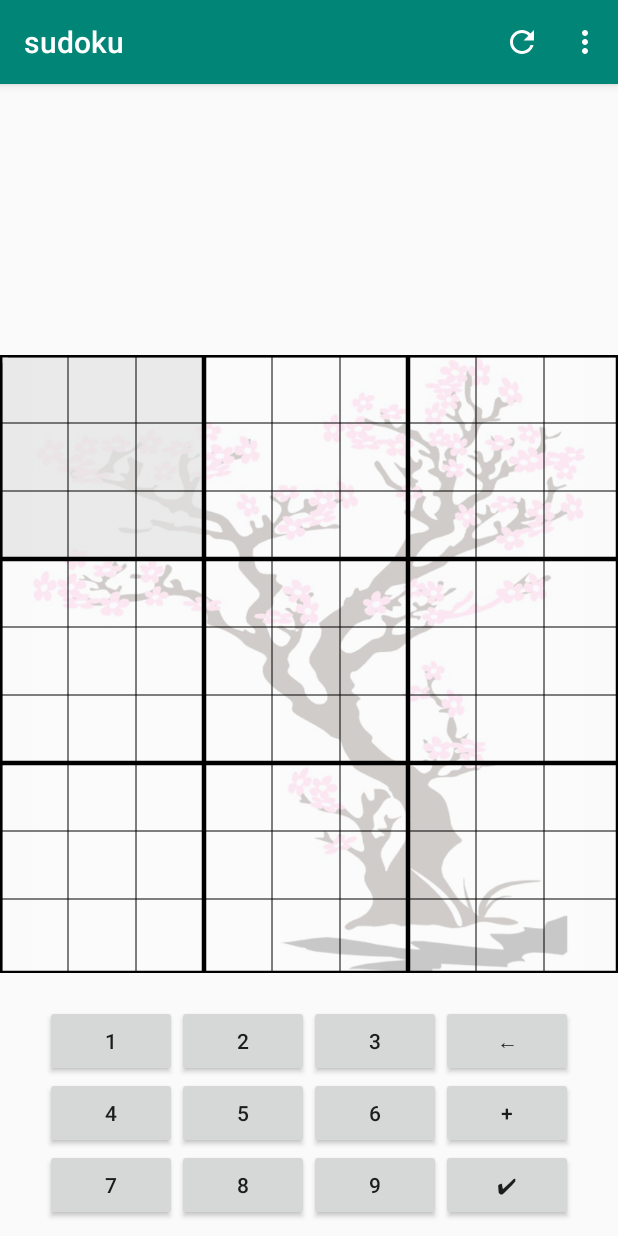
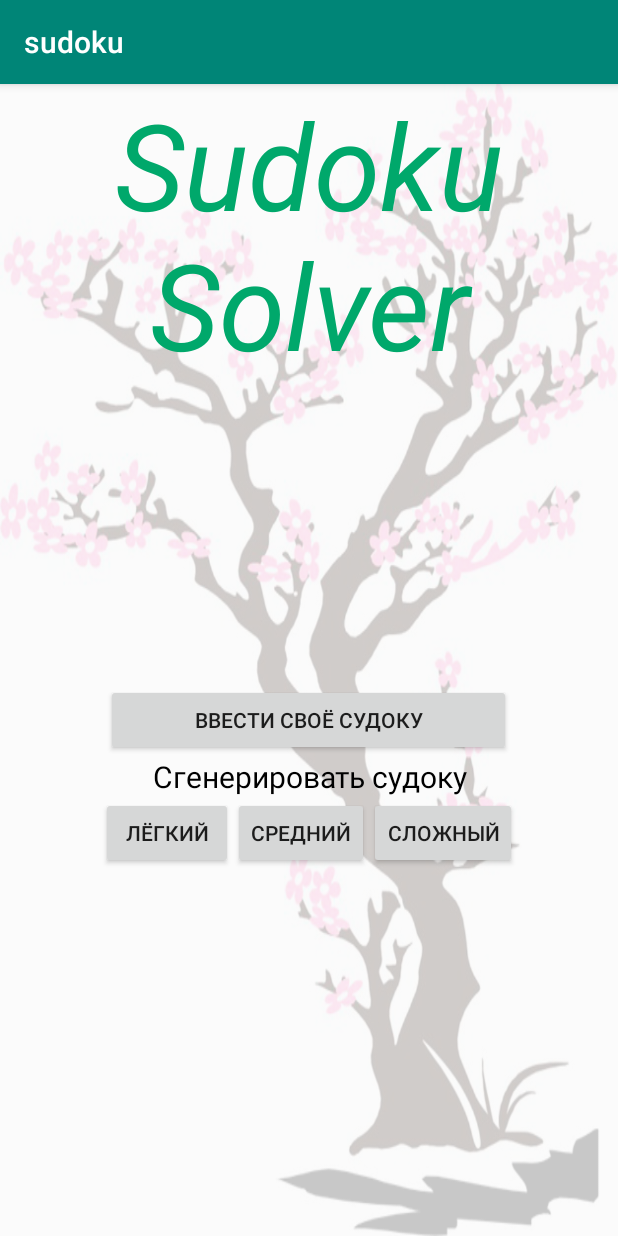
Before and after one commit to le000nid/sudoku, an Android app: the screen it shows after launch (MainActivity before the commit, StartActivity after it), on a phone screen of 412 x 824 dp. Run offline under Robolectric (Android 15) with nearby library versions, the phone set to English and light mode, and no system bars.

Commit message:
start menu

```diff
--- a/sudoku/app/src/main/AndroidManifest.xml
+++ b/sudoku/app/src/main/AndroidManifest.xml
@@ -9,13 +9,17 @@
         android:roundIcon="@mipmap/ic_launcher_round"
         android:supportsRtl="true"
         android:theme="@style/AppTheme">
-        <activity android:name=".view.MainActivity">
+        <activity android:name=".view.StartActivity">
             <intent-filter>
                 <action android:name="android.intent.action.MAIN" />
 
                 <category android:name="android.intent.category.LAUNCHER" />
             </intent-filter>
         </activity>
+        <activity android:name=".view.OwnActivity"></activity>
+        <activity android:name=".view.EasyActivity"></activity>
+        <activity android:name=".view.MidActivity"></activity>
+        <activity android:name=".view.HardActivity"></activity>
     </application>
 
 </manifest>
--- /dev/null
+++ b/sudoku/app/src/main/java/com/example/sudoku/view/StartActivity.kt
@@ -0,0 +1,46 @@
+package com.example.sudoku.view
+
+import android.content.Intent
+import androidx.appcompat.app.AppCompatActivity
+import android.os.Bundle
+import android.widget.Button
+import com.example.sudoku.R
+import kotlinx.android.synthetic.main.activity_start.*
+
+class StartActivity : AppCompatActivity() {
+
+    override fun onCreate(savedInstanceState: Bundle?) {
+        super.onCreate(savedInstanceState)
+        setContentView(R.layout.activity_start)
+
+        buttonOwn.setOnClickListener{
+            ownsud()
+        }
+        buttonGen1.setOnClickListener{
+            easysud()
+        }
+        buttonGen2.setOnClickListener{
+            midsud()
+        }
+        buttonGen3.setOnClickListener{
+            hardsud()
+        }
+    }
+
+    fun ownsud() {
+        val intent = Intent(this, OwnActivity::class.java)
+        startActivity(intent)
+    }
+    fun easysud(){
+        val intent = Intent(this, EasyActivity::class.java)
+        startActivity(intent)
+    }
+    fun midsud(){
+        val intent = Intent(this, MidActivity::class.java)
+        startActivity(intent)
+    }
+    fun hardsud(){
+        val intent = Intent(this, HardActivity::class.java)
+        startActivity(intent)
+    }
+}
--- a/sudoku/app/src/main/res/layout/activity_main.xml
+++ b/sudoku/app/src/main/res/layout/activity_main.xml
@@ -4,7 +4,7 @@
     xmlns:tools="http://schemas.android.com/tools"
     android:layout_width="match_parent"
     android:layout_height="match_parent"
-    tools:context=".view.MainActivity"
+    tools:context=".view.EasyActivity"
     >
 
     <ImageView
--- /dev/null
+++ b/sudoku/app/src/main/res/layout/activity_start.xml
@@ -0,0 +1,60 @@
+<?xml version="1.0" encoding="utf-8"?>
+<LinearLayout xmlns:android="http://schemas.android.com/apk/res/android"
+    xmlns:app="http://schemas.android.com/apk/res-auto"
+    android:orientation="vertical"
+    android:layout_width="match_parent"
+    xmlns:tools="http://schemas.android.com/tools"
+    android:layout_height="match_parent"
+    android:background="@drawable/sakura"
+    tools:context=".view.StartActivity">
+
+    <TextView
+        android:id="@+id/mainText"
+        android:layout_width="match_parent"
+        android:layout_height="wrap_content"
+        android:gravity="center"
+        android:textStyle="italic"
+        android:textColor="#00a86b"
+        android:textSize="80dp"
+        android:text="Sudoku Solver" />
+    <Button
+        android:id="@+id/buttonOwn"
+        android:layout_width="270dp"
+        android:layout_height="wrap_content"
+        android:layout_marginTop="200dp"
+        android:layout_gravity="center"
+        android:text="Ввести своё судоку" />
+    <TextView
+        android:id="@+id/generate"
+        android:layout_width="match_parent"
+        android:layout_height="wrap_content"
+        android:gravity="center"
+        android:textColor="#000000"
+        android:textSize="20dp"
+        android:text="Сгенерировать судоку" />
+    <GridLayout
+        android:id="@+id/buttonsLayout"
+        android:layout_width="wrap_content"
+        android:layout_height="wrap_content"
+        android:rowCount="1"
+        android:columnCount="3"
+        android:layout_gravity="center"
+        android:layout_centerHorizontal="true">
+        <Button
+            android:id="@+id/buttonGen1"
+            android:layout_width="match_parent"
+            android:layout_height="wrap_content"
+            android:text="Лёгкий" />
+        <Button
+            android:id="@+id/buttonGen2"
+            android:layout_width="match_parent"
+            android:layout_height="wrap_content"
+            android:text="Средний" />
+        <Button
+            android:id="@+id/buttonGen3"
+            android:layout_width="match_parent"
+            android:layout_height="wrap_content"
+            android:text="Сложный" />
+    </GridLayout>
+
+</LinearLayout>
--- a/sudoku/app/src/main/res/menu/exemple_menu.xml
+++ /dev/null
@@ -1,25 +0,0 @@
-<?xml version="1.0" encoding="utf-8"?>
-<menu xmlns:android="http://schemas.android.com/apk/res/android"
-    xmlns:app="http://schemas.android.com/apk/res-auto">
-
-    <item android:id="@+id/clean"
-        android:icon="@drawable/ic_clean"
-        android:title="clean"
-        app:showAsAction="ifRoom" />
-
-    <item android:id="@+id/easy"
-        android:title="Easy"
-        app:showAsAction="never"
-        />
-
-    <item android:id="@+id/middle"
-        android:title="Middle"
-        app:showAsAction="never"
-        />
-
-    <item android:id="@+id/hard"
-        android:title="Hard"
-        app:showAsAction="never"
-        />
-
-</menu>
```
Also changed, not shown: sudoku/app/src/main/java/com/example/sudoku/game/SudokuGame.kt (+10 -0 lines), sudoku/app/src/main/java/com/example/sudoku/view/EasyActivity.kt (added, +71 -0 lines), sudoku/app/src/main/java/com/example/sudoku/view/HardActivity.kt (renamed from sudoku/app/src/main/java/com/example/sudoku/view/MainActivity.kt, +15 -47 lines), sudoku/app/src/main/java/com/example/sudoku/view/MidActivty.kt (added, +71 -0 lines), sudoku/app/src/main/java/com/example/sudoku/view/OwnActivity.kt (added, +84 -0 lines), sudoku/app/src/main/res/drawable/ic_done.xml (added, +9 -0 lines), sudoku/app/src/main/res/menu/own_menu.xml (added, +14 -0 lines).
